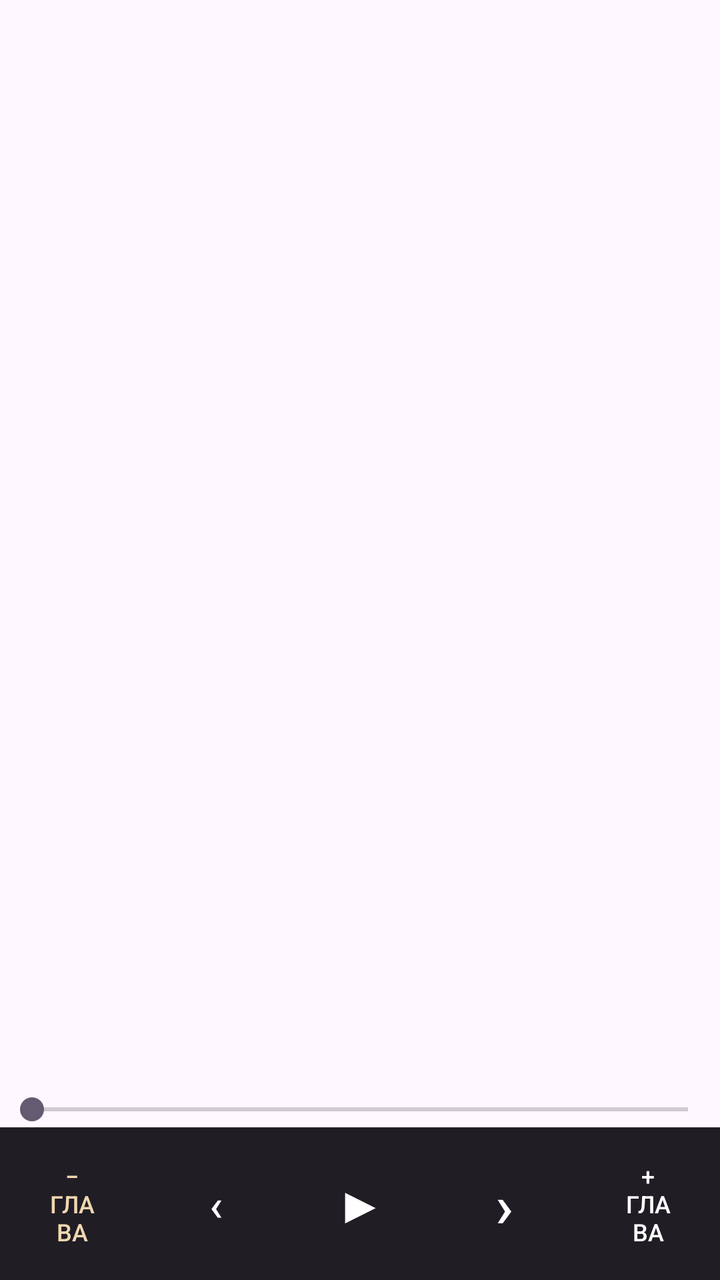
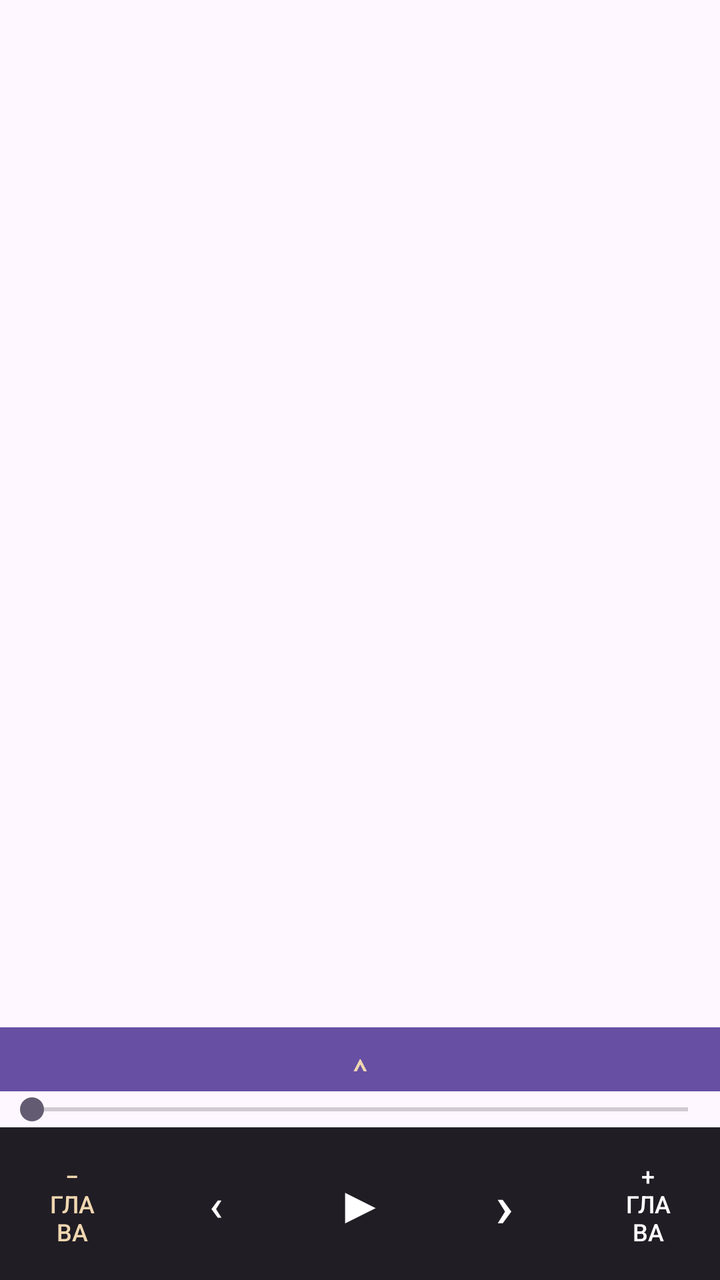

Before-and-after screenshots of an Android layout around one commit, followed by the original layout XML and the change that was made.
<!-- AndroidManifest.xml: application theme Theme.OpenAloud -->
<!-- res/layout/activity_main.xml -->
<?xml version="1.0" encoding="utf-8"?>
<LinearLayout xmlns:android="http://schemas.android.com/apk/res/android"
    android:layout_width="match_parent"
    android:layout_height="match_parent"
    android:fitsSystemWindows="true"
    android:orientation="vertical">

    <com.google.android.material.appbar.MaterialToolbar
        android:id="@+id/toolbar"
        android:layout_width="match_parent"
        android:layout_height="?attr/actionBarSize" />

    <androidx.recyclerview.widget.RecyclerView
        android:id="@+id/list"
        android:layout_width="match_parent"
        android:layout_height="0dp"
        android:layout_weight="1" />

    <SeekBar
        android:id="@+id/seek"
        android:layout_width="match_parent"
        android:layout_height="wrap_content" />

    <LinearLayout
        android:id="@+id/controlBar"
        android:layout_width="match_parent"
        android:layout_height="wrap_content"
        android:gravity="center"
        android:orientation="horizontal"
        android:background="#211D25"
        android:paddingVertical="6dp">

        <Button android:id="@+id/prevCh" style="?android:attr/borderlessButtonStyle" android:textColor="#F0D7B0" android:backgroundTint="#51433B"
            android:layout_width="0dp" android:layout_height="wrap_content"
            android:layout_weight="1" android:text="− глава" android:textSize="12sp" />
        <Button android:id="@+id/prev" style="?android:attr/borderlessButtonStyle"
            android:layout_width="0dp" android:layout_height="wrap_content"
            android:layout_weight="1" android:text="‹" android:textSize="22sp" />
        <Button android:id="@+id/play" style="?android:attr/borderlessButtonStyle"
            android:layout_width="0dp" android:layout_height="wrap_content"
            android:layout_weight="1" android:text="▶" android:textSize="26sp" />
        <Button android:id="@+id/next" style="?android:attr/borderlessButtonStyle"
            android:layout_width="0dp" android:layout_height="wrap_content"
            android:layout_weight="1" android:text="›" android:textSize="30sp" />
        <Button android:id="@+id/nextCh" style="?android:attr/borderlessButtonStyle"
            android:layout_width="0dp" android:layout_height="wrap_content"
            android:layout_weight="1" android:text="+ глава" android:textSize="12sp" />
    </LinearLayout>
</LinearLayout>
<!-- resources referenced by this layout -->
<resources>
  <style name="Theme.OpenAloud" parent="Theme.Material3.DayNight.NoActionBar" />
</resources>

<!-- the commit's change to res/layout/activity_main.xml (unified diff, before → after) -->
@@ -15,6 +15,15 @@
         android:layout_width="match_parent"
         android:layout_height="0dp"
         android:layout_weight="1" />
+
+    <Button
+        android:id="@+id/expandControls"
+        android:layout_width="match_parent"
+        android:layout_height="32dp"
+        android:background="#211D25"
+        android:text="⌃"
+        android:textColor="#F0D7B0"
+        android:textSize="20sp" />
 
     <SeekBar
         android:id="@+id/seek"
